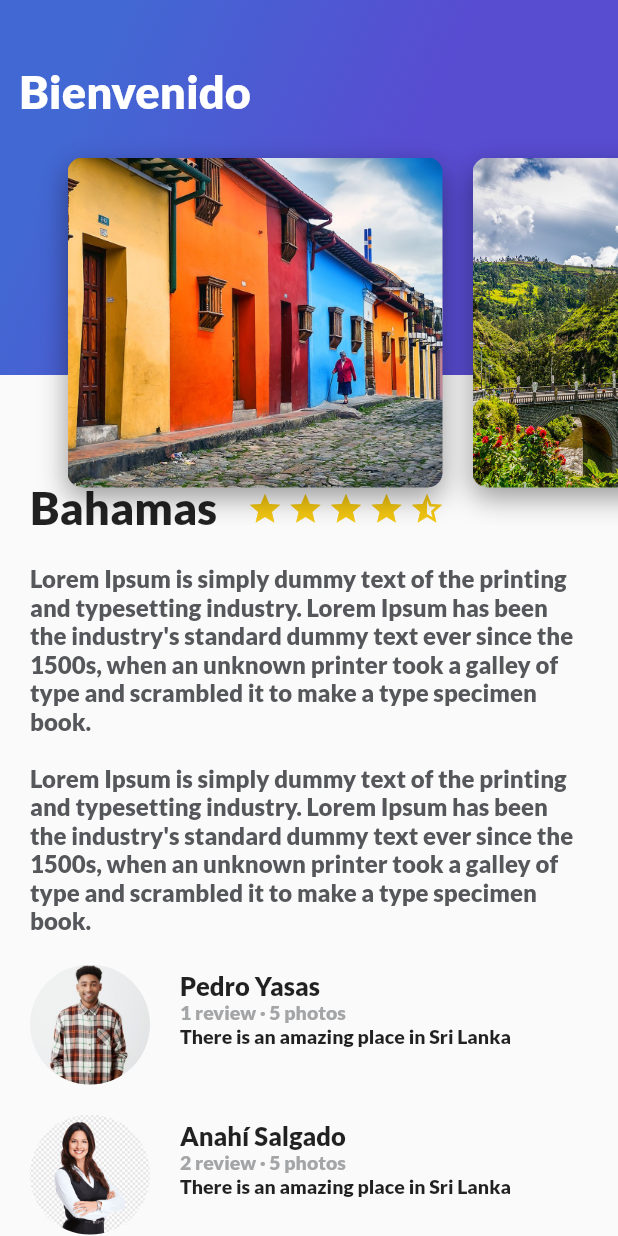
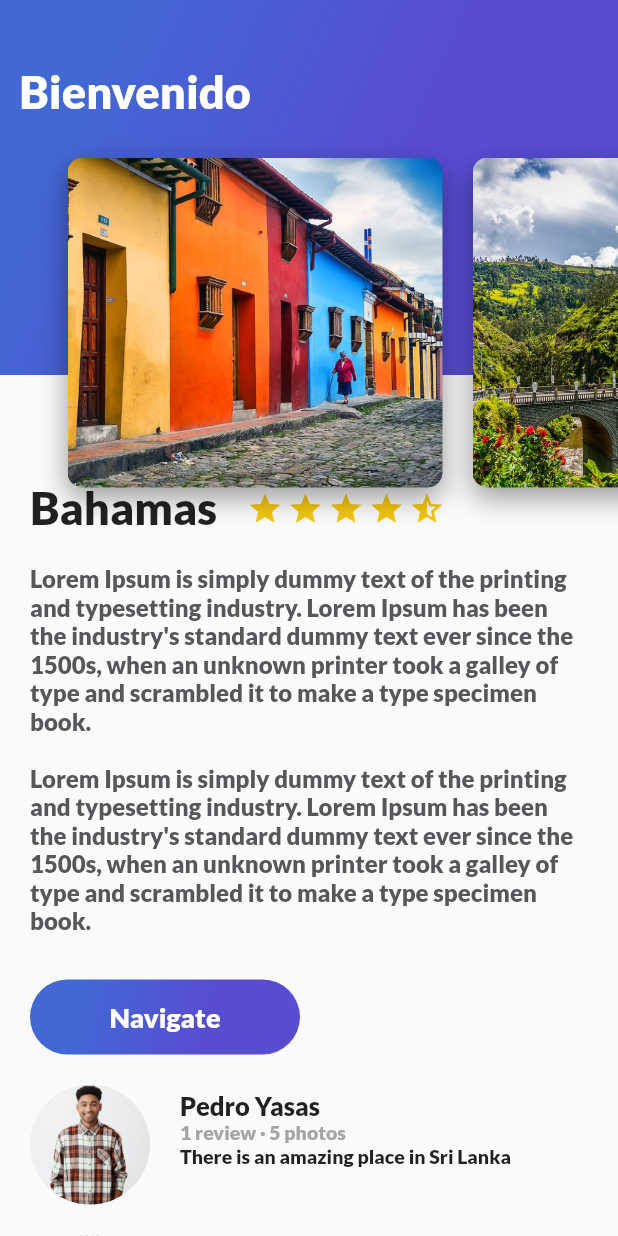
Before and after one commit to makyp/practicaFlutter, a Flutter app: the screen it shows after launch, on a phone screen of 412 x 824 dp. Run offline on Flutter 3.47's test engine with Material 2 defaults, Android fonts, the phone set to English and light mode, and no system bars.

Commit message:
Se agrego el boton Navigate y se le genero una accion con onTap

```diff
--- /dev/null
+++ b/lib/button_purple.dart
@@ -0,0 +1,57 @@
+import 'package:flutter/material.dart';
+
+class ButtonPurple extends StatelessWidget{
+    String buttonText = "Navigate";
+    ButtonPurple(this.buttonText);
+  @override
+  Widget build(BuildContext context) {
+    // TODO: implement build
+    return InkWell(
+        onTap:() {
+            ScaffoldMessenger.of(context).showSnackBar(
+                SnackBar(
+                    content: Text("Navegando"),
+                ),
+            );
+        },
+
+        child: Container(
+            margin: EdgeInsets.only(
+                top: 30.0,
+                left: 20.0,
+                right: 20.0,
+            ),
+            height: 50.0,
+            width: 180.0,
+            decoration: BoxDecoration(
+                borderRadius: BorderRadius.circular(30.0),
+                gradient: LinearGradient(
+                    colors: [
+                        Color(0xff4268d3),
+                        Color(0xff584cd1)
+                    ],
+                    begin: FractionalOffset(0.2,0.0),
+                    end: FractionalOffset(1.0,0.6),
+                    stops: [0.0,0.6],
+                    tileMode: TileMode.clamp
+                ),
+            ),
+
+            child: Center(
+                child: Text(
+                    buttonText,
+                    style: TextStyle(
+                        fontSize: 18.0,
+                        fontFamily: "Lato",
+                        color: Colors.white,
+                    ),
+
+                ),
+
+            ),
+
+        )
+    );
+  }
+
+}
--- a/lib/description_place.dart
+++ b/lib/description_place.dart
@@ -1,4 +1,5 @@
 import 'package:flutter/material.dart';
+import 'button_purple.dart';
 
 class DescriptionPlace extends StatelessWidget {
 
@@ -105,9 +106,11 @@ class DescriptionPlace extends StatelessWidget {
     );
 
     return Column(
+      crossAxisAlignment: CrossAxisAlignment.start,
       children: <Widget>[
         title_stars,
-        description
+        description,
+        ButtonPurple("Navigate"),
       ],
     );
 
--- a/lib/main.dart
+++ b/lib/main.dart
@@ -1,7 +1,6 @@
 import 'package:flutter/material.dart';
 import 'description_place.dart';
 import 'review_list.dart';
-import 'gradient_back.dart';
 import 'header_appbar.dart';
 
 void main() {
```
